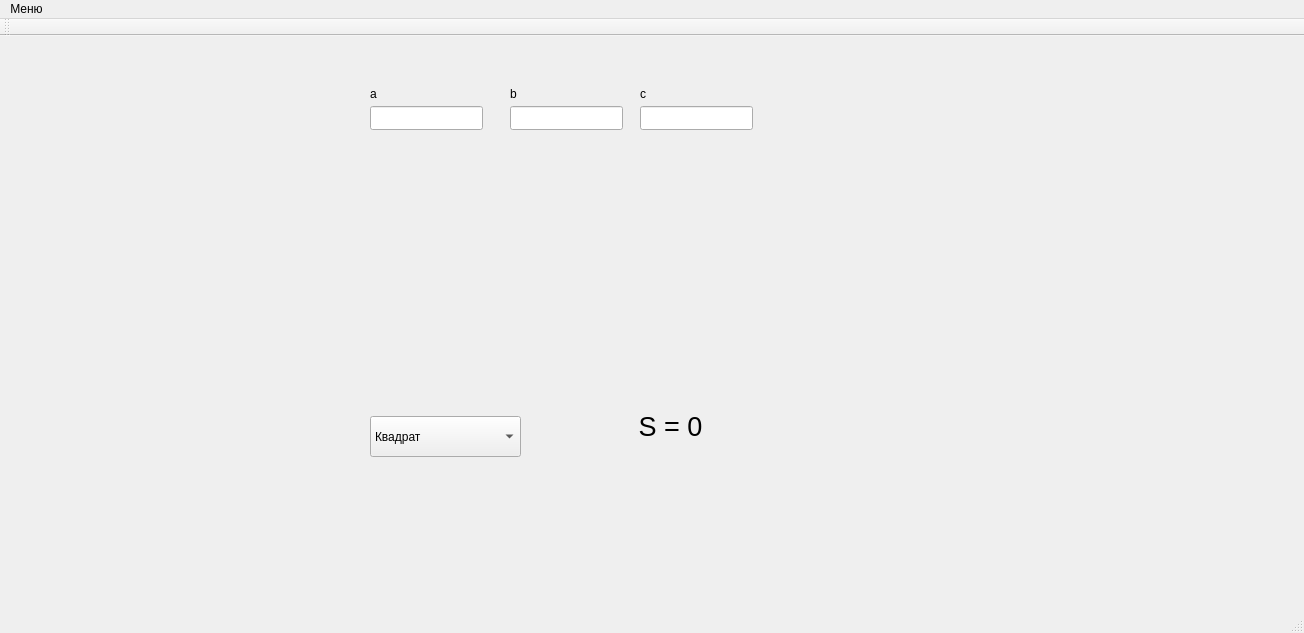
Before: the Qt Designer form 1lab/mainwindow.ui in Cookie-Boy/Qt-labs, drawn with Qt 5.
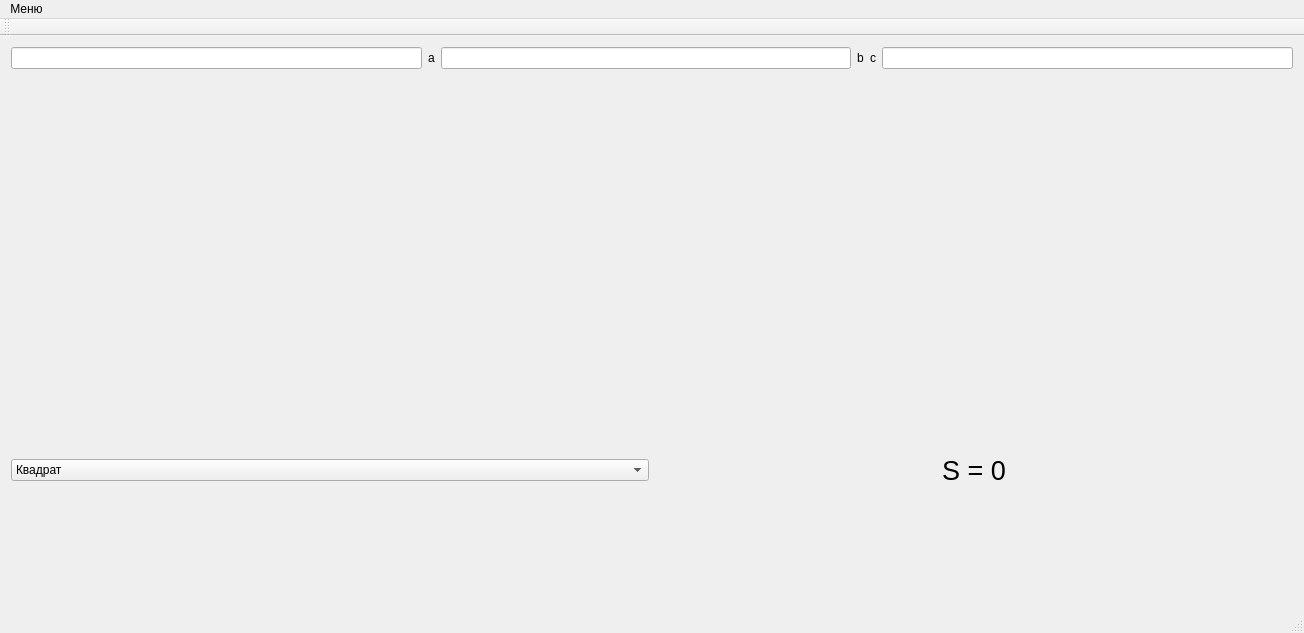
After: the same form once the commit is applied. Icons and pictures are not drawn.

What changed in the file:
```diff
--- a/1lab/mainwindow.ui
+++ b/1lab/mainwindow.ui
@@ -17,15 +17,13 @@
    <string notr="true">none</string>
   </property>
   <widget class="QWidget" name="centralWidget">
+   <layout class="QGridLayout" name="gridLayout">
+    <item row="0" column="0">
+     <layout class="QVBoxLayout" name="verticalLayout">
+      <item>
+       <layout class="QHBoxLayout" name="horizontalLayout_2">
+        <item>
    <widget class="QLineEdit" name="a_rect">
-    <property name="geometry">
-     <rect>
-      <x>370</x>
-      <y>70</y>
-      <width>113</width>
-      <height>24</height>
-     </rect>
-    </property>
     <property name="styleSheet">
      <string notr="true">0</string>
     </property>
@@ -39,62 +37,64 @@
      <number>33</number>
     </property>
    </widget>
-   <widget class="QLabel" name="square_area">
-    <property name="geometry">
-     <rect>
-      <x>540</x>
-      <y>360</y>
-      <width>261</width>
-      <height>61</height>
-     </rect>
-    </property>
-    <property name="font">
-     <font>
-      <pointsize>20</pointsize>
-     </font>
-    </property>
-    <property name="text">
-     <string>S = 0</string>
-    </property>
-    <property name="alignment">
-     <set>Qt::AlignCenter</set>
-    </property>
-   </widget>
+        </item>
+        <item>
    <widget class="QLabel" name="label_3">
-    <property name="geometry">
-     <rect>
-      <x>370</x>
-      <y>50</y>
-      <width>55</width>
-      <height>16</height>
-     </rect>
-    </property>
     <property name="text">
      <string>a</string>
     </property>
    </widget>
+        </item>
+        <item>
+         <widget class="QLineEdit" name="b_rect">
+          <property name="styleSheet">
+           <string notr="true">0</string>
+          </property>
+          <property name="inputMask">
+           <string/>
+          </property>
+          <property name="maxLength">
+           <number>32</number>
+          </property>
+         </widget>
+        </item>
+        <item>
    <widget class="QLabel" name="label_4">
-    <property name="geometry">
-     <rect>
-      <x>510</x>
-      <y>50</y>
-      <width>55</width>
-      <height>16</height>
-     </rect>
-    </property>
     <property name="text">
      <string>b</string>
     </property>
    </widget>
+        </item>
+        <item>
+         <widget class="QLabel" name="label_5">
+          <property name="text">
+           <string>с</string>
+          </property>
+         </widget>
+        </item>
+        <item>
+         <widget class="QLineEdit" name="c_rect">
+          <property name="styleSheet">
+           <string notr="true">0</string>
+          </property>
+          <property name="inputMethodHints">
+           <set>Qt::ImhNone</set>
+          </property>
+          <property name="inputMask">
+           <string/>
+          </property>
+          <property name="text">
+           <string/>
+          </property>
+          <property name="maxLength">
+           <number>32767</number>
+          </property>
+         </widget>
+        </item>
+       </layout>
+      </item>
+      <item>
    <widget class="QLabel" name="square">
-    <property name="geometry">
-     <rect>
-      <x>370</x>
-      <y>110</y>
-      <width>271</width>
-      <height>241</height>
-     </rect>
-    </property>
     <property name="text">
      <string/>
     </property>
@@ -102,15 +102,11 @@
      <pixmap>images/KVADROBER.png</pixmap>
     </property>
    </widget>
+      </item>
+      <item>
+       <layout class="QHBoxLayout" name="horizontalLayout_3">
+        <item>
    <widget class="QComboBox" name="comboBox">
-    <property name="geometry">
-     <rect>
-      <x>370</x>
-      <y>380</y>
-      <width>151</width>
-      <height>41</height>
-     </rect>
-    </property>
     <item>
      <property name="text">
       <string>Квадрат</string>
@@ -152,63 +148,27 @@
      </property>
     </item>
    </widget>
-   <widget class="QLineEdit" name="b_rect">
-    <property name="geometry">
-     <rect>
-      <x>510</x>
-      <y>70</y>
-      <width>113</width>
-      <height>24</height>
-     </rect>
-    </property>
-    <property name="styleSheet">
-     <string notr="true">0</string>
-    </property>
-    <property name="inputMask">
-     <string/>
-    </property>
-    <property name="maxLength">
-     <number>32</number>
-    </property>
-   </widget>
-   <widget class="QLineEdit" name="c_rect">
-    <property name="geometry">
-     <rect>
-      <x>640</x>
-      <y>70</y>
-      <width>113</width>
-      <height>24</height>
-     </rect>
-    </property>
-    <property name="styleSheet">
-     <string notr="true">0</string>
-    </property>
-    <property name="inputMethodHints">
-     <set>Qt::ImhNone</set>
-    </property>
-    <property name="inputMask">
-     <string/>
-    </property>
+        </item>
+        <item>
+         <widget class="QLabel" name="square_area">
+          <property name="font">
+           <font>
+            <pointsize>20</pointsize>
+           </font>
+          </property>
     <property name="text">
-     <string/>
-    </property>
-    <property name="maxLength">
-     <number>32767</number>
-    </property>
-   </widget>
-   <widget class="QLabel" name="label_5">
-    <property name="geometry">
-     <rect>
-      <x>640</x>
-      <y>50</y>
-      <width>55</width>
-      <height>16</height>
-     </rect>
-    </property>
-    <property name="text">
-     <string>с</string>
-    </property>
-   </widget>
+           <string>S = 0</string>
+          </property>
+          <property name="alignment">
+           <set>Qt::AlignCenter</set>
+          </property>
+         </widget>
+        </item>
+       </layout>
+      </item>
+     </layout>
+    </item>
+   </layout>
   </widget>
   <widget class="QStatusBar" name="statusBar"/>
   <widget class="QMenuBar" name="menuBar">
```
Lines whose indentation alone changed are shown as unchanged.
